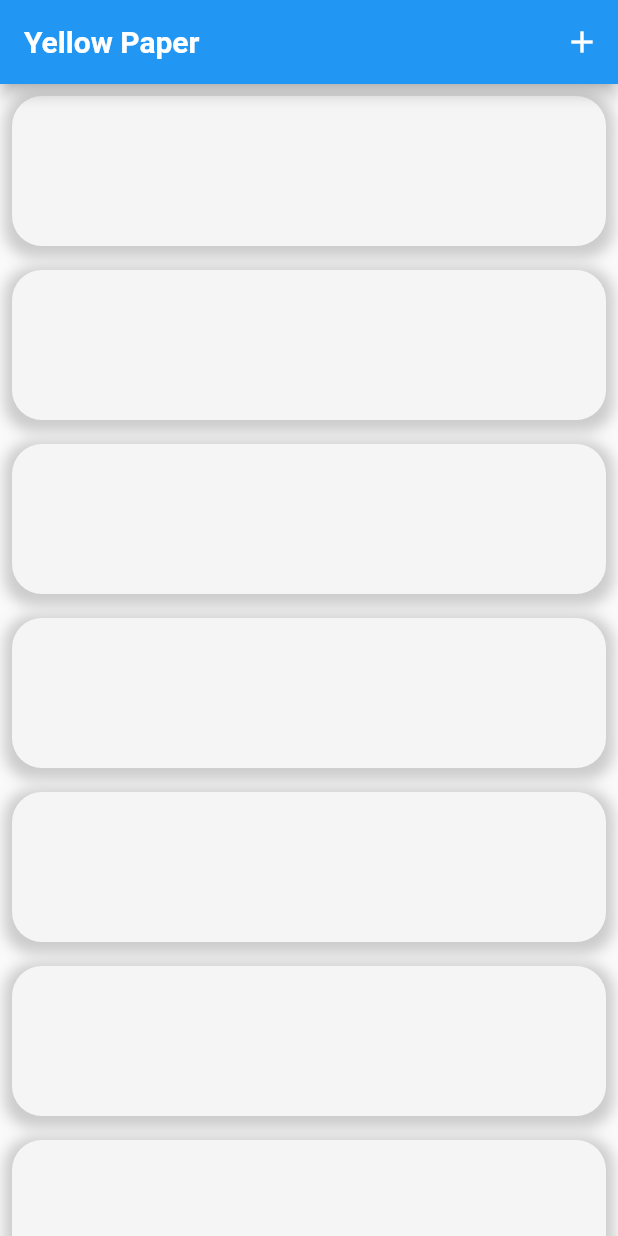
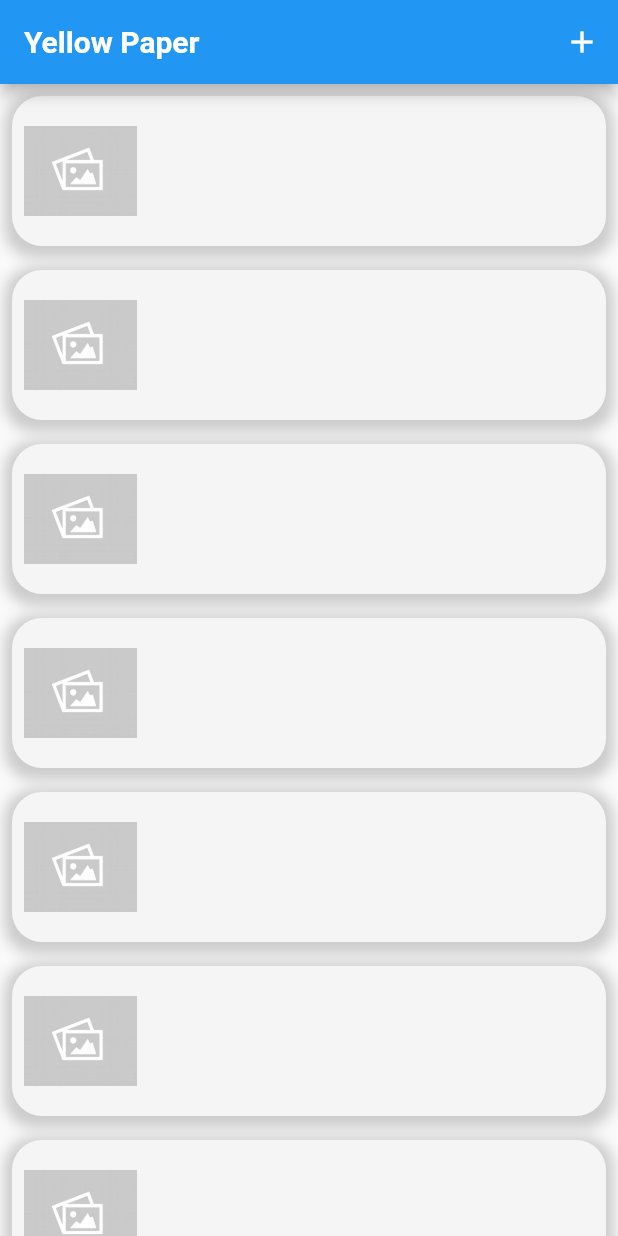
Before and after one commit to aboud-masoud/yellow_paper, a Flutter app: the screen it shows after launch, on a phone screen of 412 x 824 dp. Run offline on Flutter 3.47's test engine with Material 2 defaults, Android fonts, the phone set to English and light mode, and no system bars.

Commit message:
empty image

```diff
--- a/lib/home_screen.dart
+++ b/lib/home_screen.dart
@@ -32,7 +32,14 @@ class HomeScreen extends StatelessWidget {
                     ),
                   ],
                 ),
-                child: Row(),
+                child: Padding(
+                  padding: const EdgeInsets.all(8.0),
+                  child: Row(
+                    children: [
+                      SizedBox(height: 75, width: 75, child: Image.asset("assets/empty.jpeg")),
+                    ],
+                  ),
+                ),
               ),
             );
           }),
--- a/pubspec.yaml
+++ b/pubspec.yaml
@@ -58,8 +58,8 @@ flutter:
   uses-material-design: true
 
   # To add assets to your application, add an assets section, like this:
-  # assets:
-  #   - images/a_dot_burr.jpeg
+  assets:
+    - assets/
   #   - images/a_dot_ham.jpeg
 
   # An image asset can refer to one or more resolution-specific "variants", see
```
Also changed, not shown: assets/empty.jpeg (added).
